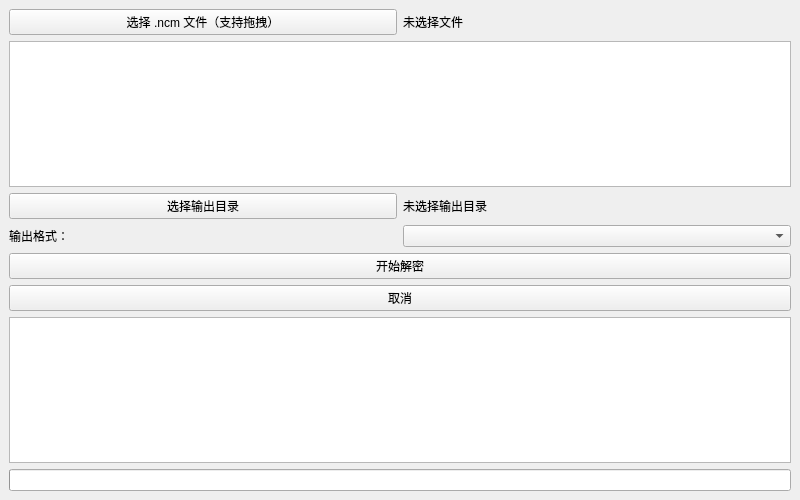
This is MainWindow.ui in sqliu07/ncmdump_gui as Qt 5 draws it before an edit. The edited form follows.
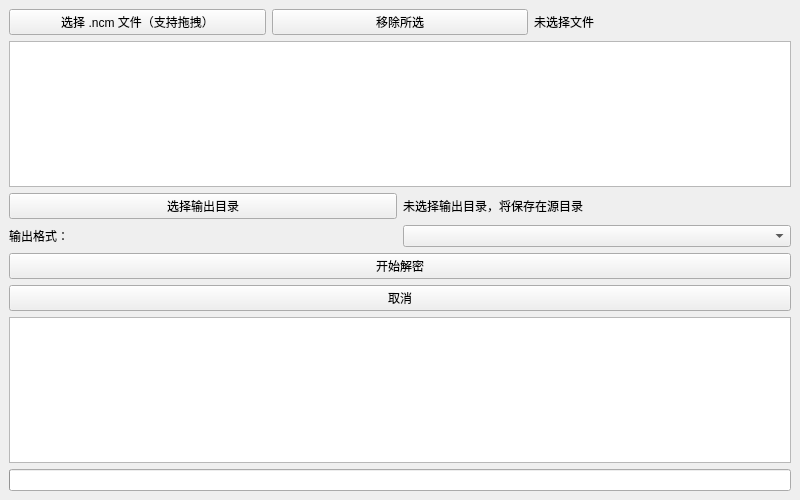
This is the edited form.

What changed in the file:
```diff
--- a/MainWindow.ui
+++ b/MainWindow.ui
@@ -25,6 +25,13 @@
         </property>
        </widget>
       </item>
+      <item>
+        <widget class="QPushButton" name="btnRemoveSelected">
+          <property name="text">
+            <string>移除所选</string>
+            </property>
+          </widget>
+      </item>
       <item>
        <widget class="QLabel" name="labelFile">
         <property name="text">
@@ -56,7 +63,7 @@
       <item>
        <widget class="QLabel" name="labelOutput">
         <property name="text">
-         <string>未选择输出目录</string>
+         <string>未选择输出目录，将保存在源目录</string>
         </property>
        </widget>
       </item>
```
